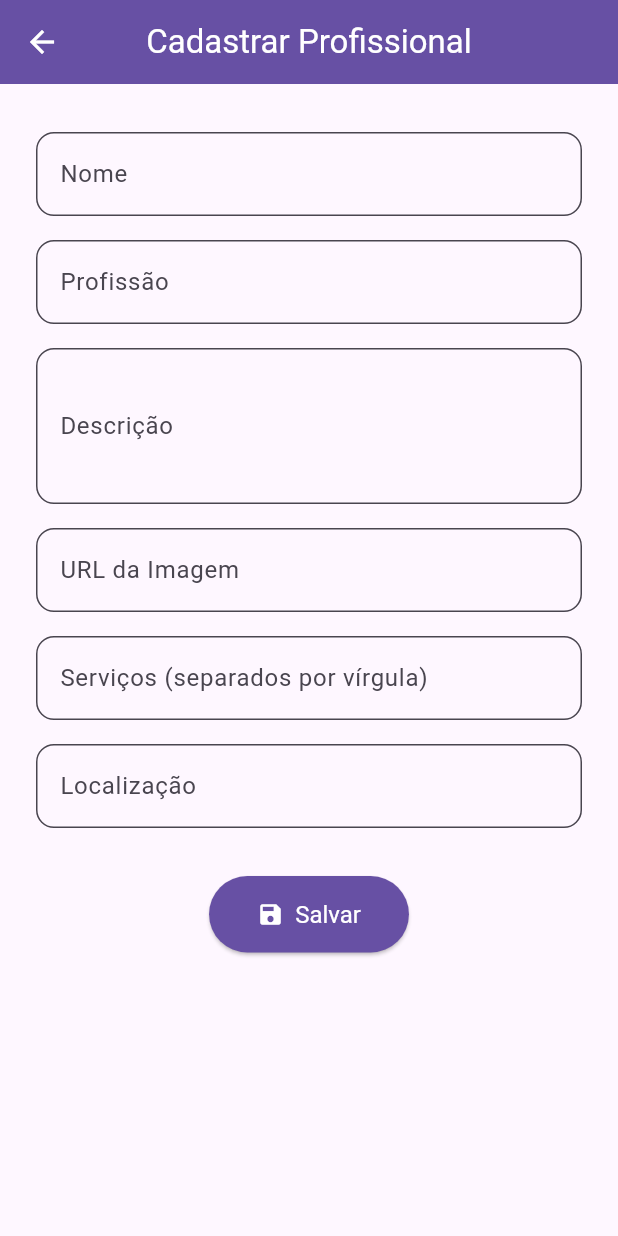
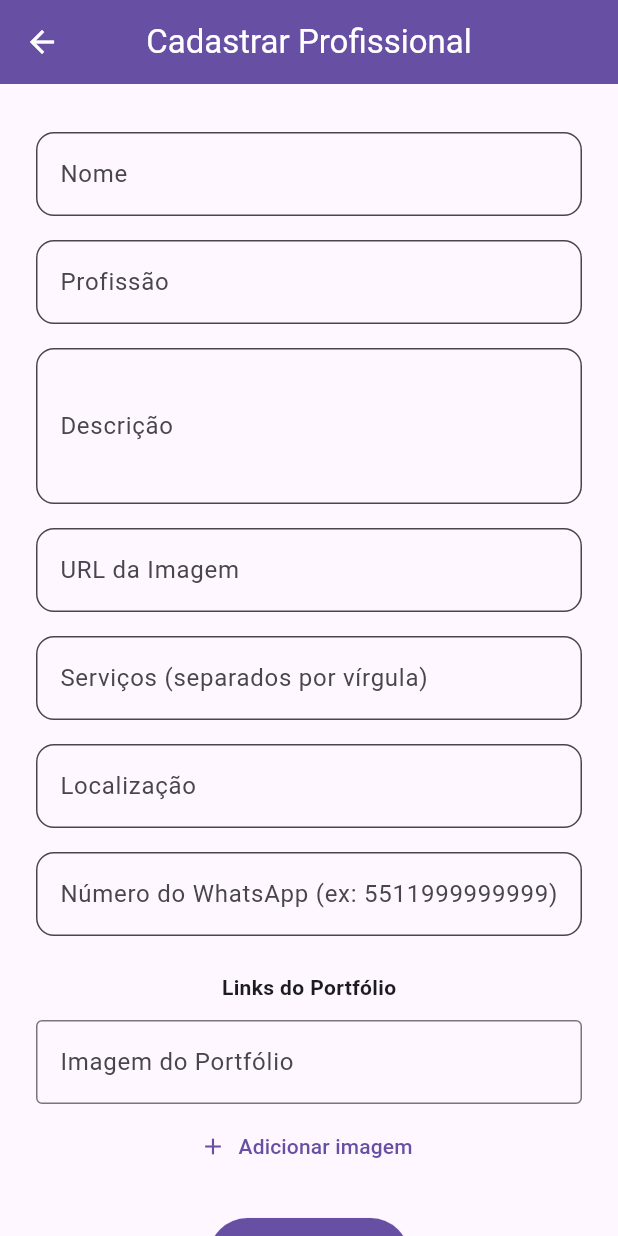
Before and after one commit to ArthurAlexxx/appservico, a Flutter app: the RegisterWorkerScreen screen opened by its route, on a phone screen of 412 x 824 dp. Run offline on Flutter 3.47's test engine with Material 3 defaults, Android fonts, the light colour scheme and no system bars; our stand-ins replace font_awesome_flutter; accounts and stored records are empty.

Commit message:
Atualização 20/06/2025

```diff
--- a/lib/models/worker_model.dart
+++ b/lib/models/worker_model.dart
@@ -1,4 +1,3 @@
-
 import 'review_model.dart';
 
 class Worker {
@@ -12,6 +11,8 @@ class Worker {
   final String location;
   final bool isFavorite;
   final List<Review> reviews;
+  final String whatsappNumber;
+  final List<String> portfolioImages;
 
   Worker({
     required this.id,
@@ -22,7 +23,9 @@ class Worker {
     required this.imageUrl,
     required this.services,
     required this.location,
+    required this.whatsappNumber,
     this.isFavorite = false,
     this.reviews = const [],
+    this.portfolioImages = const [],
   });
 }
--- a/lib/screens/profile/register_worker_screen.dart
+++ b/lib/screens/profile/register_worker_screen.dart
@@ -18,9 +18,16 @@ class _RegisterWorkerScreenState extends State<RegisterWorkerScreen> {
   final _imageUrlController = TextEditingController();
   final _servicesController = TextEditingController();
   final _locationController = TextEditingController();
+  final _whatsappController = TextEditingController();
+  final List<TextEditingController> _portfolioControllers = [TextEditingController()];
 
   void _submitForm() {
     if (_formKey.currentState!.validate()) {
+      final portfolioImages = _portfolioControllers
+          .map((c) => c.text.trim())
+          .where((url) => url.isNotEmpty)
+          .toList();
+
       final newWorker = Worker(
         id: DateTime.now().toString(),
         name: _nameController.text,
@@ -29,6 +36,8 @@ class _RegisterWorkerScreenState extends State<RegisterWorkerScreen> {
         imageUrl: _imageUrlController.text,
         services: _servicesController.text.split(',').map((s) => s.trim()).toList(),
         location: _locationController.text,
+        whatsappNumber: _whatsappController.text,
+        portfolioImages: portfolioImages,
       );
 
       Provider.of<WorkerService>(context, listen: false).addWorker(newWorker);
@@ -59,6 +68,49 @@ class _RegisterWorkerScreenState extends State<RegisterWorkerScreen> {
                 _buildTextField(_imageUrlController, 'URL da Imagem'),
                 _buildTextField(_servicesController, 'Serviços (separados por vírgula)'),
                 _buildTextField(_locationController, 'Localização'),
+                _buildTextField(
+                  _whatsappController,
+                  'Número do WhatsApp (ex: 5511999999999)',
+                  validator: (value) {
+                    if (value == null || value.isEmpty) {
+                      return 'Por favor, preencha este campo';
+                    }
+                    final regex = RegExp(r'^55\d{10,11}$');
+                    if (!regex.hasMatch(value)) {
+                      return 'Número inválido. Use o formato 55 + DDD + número (ex: 5511999999999)';
+                    }
+                    return null;
+                  },
+                ),
+                const SizedBox(height: 16),
+                const Text('Links do Portfólio', style: TextStyle(fontWeight: FontWeight.bold)),
+                const SizedBox(height: 8),
+                ..._portfolioControllers.map((controller) => Padding(
+                      padding: const EdgeInsets.symmetric(vertical: 4),
+                      child: TextFormField(
+                        controller: controller,
+                        decoration: const InputDecoration(
+                          hintText: 'https://exemplo.com/imagem.jpg',
+                          labelText: 'Imagem do Portfólio',
+                          border: OutlineInputBorder(),
+                        ),
+                        validator: (value) {
+                          if (value != null && value.isNotEmpty && !Uri.parse(value).isAbsolute) {
+                            return 'Insira uma URL válida';
+                          }
+                          return null;
+                        },
+                      ),
+                    )),
+                TextButton.icon(
+                  onPressed: () {
+                    setState(() {
+                      _portfolioControllers.add(TextEditingController());
+                    });
+                  },
+                  icon: const Icon(Icons.add),
+                  label: const Text('Adicionar imagem'),
+                ),
                 const SizedBox(height: 24),
                 ElevatedButton.icon(
                   onPressed: _submitForm,
@@ -79,7 +131,12 @@ class _RegisterWorkerScreenState extends State<RegisterWorkerScreen> {
     );
   }
 
-  Widget _buildTextField(TextEditingController controller, String label, {int maxLines = 1}) {
+  Widget _buildTextField(
+    TextEditingController controller,
+    String label, {
+    int maxLines = 1,
+    String? Function(String?)? validator,
+  }) {
     final theme = Theme.of(context);
     return Padding(
       padding: const EdgeInsets.symmetric(vertical: 8),
@@ -92,12 +149,13 @@ class _RegisterWorkerScreenState extends State<RegisterWorkerScreen> {
           filled: true,
           fillColor: theme.colorScheme.surface.withOpacity(0.05),
         ),
-        validator: (value) {
-          if (value == null || value.isEmpty) {
-            return 'Por favor, preencha este campo';
-          }
-          return null;
-        },
+        validator: validator ??
+            (value) {
+              if (value == null || value.isEmpty) {
+                return 'Por favor, preencha este campo';
+              }
+              return null;
+            },
       ),
     );
   }
--- a/lib/services/worker_service.dart
+++ b/lib/services/worker_service.dart
@@ -13,7 +13,12 @@ class WorkerService with ChangeNotifier {
       imageUrl: 'https://images.unsplash.com/photo-1580894732444-8ecded7900cd?w=500',
       services: ['Encanamento', 'Conserto de vazamentos', 'Instalação hidráulica'],
       location: 'São Paulo - SP',
+      whatsappNumber: '5511987654321',
       reviews: [],
+      portfolioImages: [
+        'https://images.unsplash.com/photo-1580894732444-8ecded7900cd?w=500',
+        'https://images.unsplash.com/photo-1580894732444-8ecded7900cd?w=500',
+      ],
     ),
     Worker(
       id: '2',
@@ -24,7 +29,12 @@ class WorkerService with ChangeNotifier {
       imageUrl: 'https://images.unsplash.com/photo-1573496359142-b8d87734a5a2?w=500',
       services: ['Instalação elétrica', 'Manutenção', 'Troca de disjuntores'],
       location: 'Rio de Janeiro - RJ',
+      whatsappNumber: '5521998765432',
       reviews: [],
+      portfolioImages: [
+        'https://images.unsplash.com/photo-1573496359142-b8d87734a5a2?w=500',
+        'https://images.unsplash.com/photo-1573496359142-b8d87734a5a2?w=500',
+      ],
     ),
     Worker(
       id: '3',
@@ -35,7 +45,12 @@ class WorkerService with ChangeNotifier {
       imageUrl: 'https://images.unsplash.com/photo-1560250097-0b93528c311a?w=500',
       services: ['Pintura interna', 'Pintura externa', 'Texturização'],
       location: 'Belo Horizonte - MG',
+      whatsappNumber: '5531991234567',
       reviews: [],
+      portfolioImages: [
+        'https://images.unsplash.com/photo-1560250097-0b93528c311a?w=500',
+        'https://images.unsplash.com/photo-1560250097-0b93528c311a?w=500',
+      ],
     ),
   ];
 
@@ -58,8 +73,10 @@ class WorkerService with ChangeNotifier {
           imageUrl: worker.imageUrl,
           services: worker.services,
           location: worker.location,
+          whatsappNumber: worker.whatsappNumber,
           isFavorite: !worker.isFavorite,
           reviews: worker.reviews,
+          portfolioImages: worker.portfolioImages,
         );
       }
       return worker;
@@ -92,8 +109,10 @@ class WorkerService with ChangeNotifier {
         imageUrl: worker.imageUrl,
         services: worker.services,
         location: worker.location,
+        whatsappNumber: worker.whatsappNumber,
         isFavorite: worker.isFavorite,
         reviews: updatedReviews,
+        portfolioImages: worker.portfolioImages,
       );
       notifyListeners();
     }
--- a/pubspec.yaml
+++ b/pubspec.yaml
@@ -36,6 +36,8 @@ dependencies:
   cupertino_icons: ^1.0.8
   provider: ^6.0.5
   flutter_typeahead: ^4.1.2
+  url_launcher: ^6.2.5
+  font_awesome_flutter: ^10.7.0
 
 dev_dependencies:
   flutter_test:
```
Also changed, not shown: lib/models/review_model.dart (+20 -0 lines), lib/screens/home/worker_detail_screen.dart (+55 -0 lines), pubspec.lock, 5 other files.
